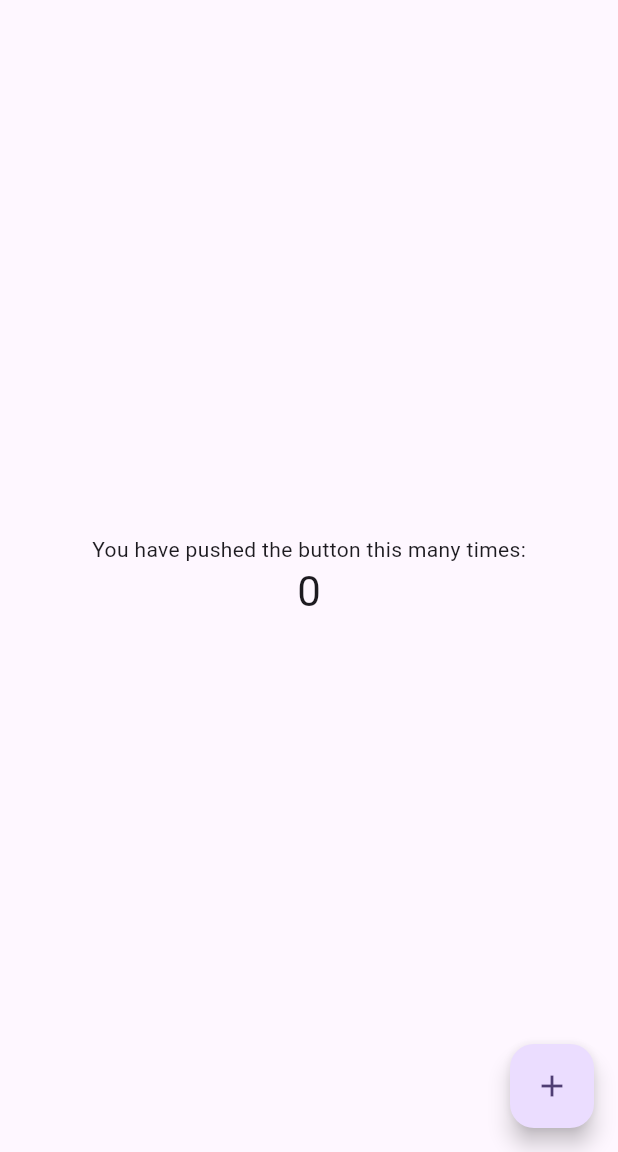
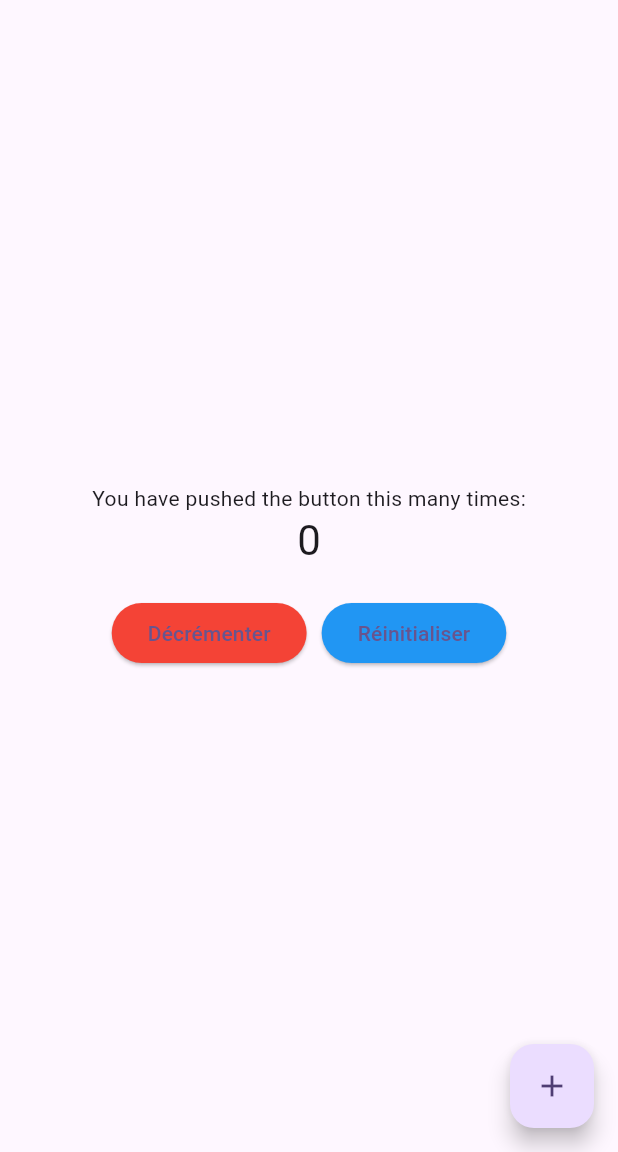
Before and after one commit to Nemesis1EMPIRE/institut-de-, a Flutter app: the screen it shows after launch, on a phone screen of 412 x 824 dp, the part 84-1236 px from its top. Run offline on Flutter 3.47's test engine with Material 3 defaults, Android fonts, the phone set to English and light mode, and no system bars.

Commit message:
Update main.dart

```diff
--- a/lib/main.dart
+++ b/lib/main.dart
@@ -7,27 +7,12 @@ void main() {
 class MyApp extends StatelessWidget {
   const MyApp({super.key});
 
-  // This widget is the root of your application.
   @override
   Widget build(BuildContext context) {
     return MaterialApp(
+      debugShowCheckedModeBanner: false,
       title: 'Flutter Demo',
       theme: ThemeData(
-        // This is the theme of your application.
-        //
-        // TRY THIS: Try running your application with "flutter run". You'll see
-        // the application has a purple toolbar. Then, without quitting the app,
-        // try changing the seedColor in the colorScheme below to Colors.green
-        // and then invoke "hot reload" (save your changes or press the "hot
-        // reload" button in a Flutter-supported IDE, or press "r" if you used
-        // the command line to start the app).
-        //
-        // Notice that the counter didn't reset back to zero; the application
-        // state is not lost during the reload. To reset the state, use hot
-        // restart instead.
-        //
-        // This works for code too, not just values: Most code changes can be
-        // tested with just a hot reload.
         colorScheme: ColorScheme.fromSeed(seedColor: Colors.deepPurple),
         useMaterial3: true,
       ),
@@ -38,16 +23,6 @@ class MyApp extends StatelessWidget {
 
 class MyHomePage extends StatefulWidget {
   const MyHomePage({super.key, required this.title});
-
-  // This widget is the home page of your application. It is stateful, meaning
-  // that it has a State object (defined below) that contains fields that affect
-  // how it looks.
-
-  // This class is the configuration for the state. It holds the values (in this
-  // case the title) provided by the parent (in this case the App widget) and
-  // used by the build method of the State. Fields in a Widget subclass are
-  // always marked "final".
-
   final String title;
 
   @override
@@ -59,50 +34,31 @@ class _MyHomePageState extends State<MyHomePage> {
 
   void _incrementCounter() {
     setState(() {
-      // This call to setState tells the Flutter framework that something has
-      // changed in this State, which causes it to rerun the build method below
-      // so that the display can reflect the updated values. If we changed
-      // _counter without calling setState(), then the build method would not be
-      // called again, and so nothing would appear to happen.
       _counter++;
+    });
+  }
+
+  void _decrementCounter() {
+    setState(() {
+      if (_counter > 0) _counter--;
+    });
+  }
+
+  void _resetCounter() {
+    setState(() {
+      _counter = 0;
     });
   }
 
   @override
   Widget build(BuildContext context) {
-    // This method is rerun every time setState is called, for instance as done
-    // by the _incrementCounter method above.
-    //
-    // The Flutter framework has been optimized to make rerunning build methods
-    // fast, so that you can just rebuild anything that needs updating rather
-    // than having to individually change instances of widgets.
     return Scaffold(
       appBar: AppBar(
-        // TRY THIS: Try changing the color here to a specific color (to
-        // Colors.amber, perhaps?) and trigger a hot reload to see the AppBar
-        // change color while the other colors stay the same.
         backgroundColor: Theme.of(context).colorScheme.inversePrimary,
-        // Here we take the value from the MyHomePage object that was created by
-        // the App.build method, and use it to set our appbar title.
         title: Text(widget.title),
       ),
       body: Center(
-        // Center is a layout widget. It takes a single child and positions it
-        // in the middle of the parent.
         child: Column(
-          // Column is also a layout widget. It takes a list of children and
-          // arranges them vertically. By default, it sizes itself to fit its
-          // children horizontally, and tries to be as tall as its parent.
-          //
-          // Column has various properties to control how it sizes itself and
-          // how it positions its children. Here we use mainAxisAlignment to
-          // center the children vertically; the main axis here is the vertical
-          // axis because Columns are vertical (the cross axis would be
-          // horizontal).
-          //
-          // TRY THIS: Invoke "debug painting" (choose the "Toggle Debug Paint"
-          // action in the IDE, or press "p" in the console), to see the
-          // wireframe for each widget.
           mainAxisAlignment: MainAxisAlignment.center,
           children: <Widget>[
             const Text(
@@ -112,6 +68,23 @@ class _MyHomePageState extends State<MyHomePage> {
               '$_counter',
               style: Theme.of(context).textTheme.headlineMedium,
             ),
+            const SizedBox(height: 20),
+            Row(
+              mainAxisAlignment: MainAxisAlignment.center,
+              children: [
+                ElevatedButton(
+                  onPressed: _decrementCounter,
+                  style: ElevatedButton.styleFrom(backgroundColor: Colors.red),
+                  child: const Text("Décrémenter"),
+                ),
+                const SizedBox(width: 10),
+                ElevatedButton(
+                  onPressed: _resetCounter,
+                  style: ElevatedButton.styleFrom(backgroundColor: Colors.blue),
+                  child: const Text("Réinitialiser"),
+                ),
+              ],
+            ),
           ],
         ),
       ),
@@ -119,7 +92,7 @@ class _MyHomePageState extends State<MyHomePage> {
         onPressed: _incrementCounter,
         tooltip: 'Increment',
         child: const Icon(Icons.add),
-      ), // This trailing comma makes auto-formatting nicer for build methods.
+      ),
     );
   }
 }
```
